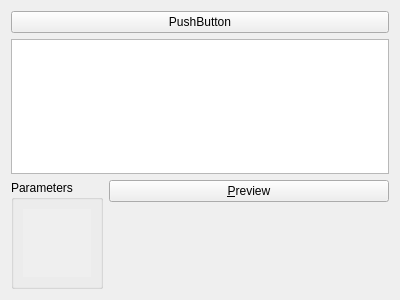
Qt form src/gui/widgets/QuatschPresetEditor/quatschpreseteditor.ui (phresnel/picogen) before a commit.
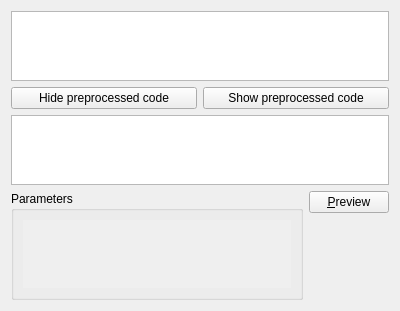
The same form after that commit. Custom widgets are drawn as their Qt base class.

Commit message: make source editing optionally available in PresetEditor

What changed in the file:
```diff
--- a/src/gui/widgets/QuatschPresetEditor/quatschpreseteditor.ui
+++ b/src/gui/widgets/QuatschPresetEditor/quatschpreseteditor.ui
@@ -13,13 +13,27 @@
   <property name="windowTitle">
    <string>Form</string>
   </property>
-  <layout class="QVBoxLayout" name="verticalLayout" stretch="0,0,1">
+  <layout class="QVBoxLayout" name="verticalLayout" stretch="0,0,0,1">
+   <item>
+    <widget class="QTextEdit" name="preset"/>
+   </item>
+   <item>
+    <layout class="QHBoxLayout" name="horizontalLayout_2">
+     <item>
+      <widget class="QPushButton" name="hidePreprocessedCode">
+       <property name="text">
+        <string>Hide preprocessed code</string>
+       </property>
+      </widget>
+     </item>
    <item>
     <widget class="QPushButton" name="showPreprocessedCode">
      <property name="text">
-      <string>PushButton</string>
-     </property>
-    </widget>
+        <string>Show preprocessed code</string>
+       </property>
+      </widget>
+     </item>
+    </layout>
    </item>
    <item>
     <widget class="QTextEdit" name="preprocessedCode">
@@ -29,7 +43,7 @@
     </widget>
    </item>
    <item>
-    <layout class="QHBoxLayout" name="horizontalLayout" stretch="0,1">
+    <layout class="QHBoxLayout" name="horizontalLayout">
      <item>
       <widget class="QGroupBox" name="groupBox">
        <property name="title">
@@ -49,7 +63,7 @@
             <rect>
              <x>0</x>
              <y>0</y>
-             <width>57</width>
+             <width>275</width>
              <height>57</height>
             </rect>
            </property>
```
Lines whose indentation alone changed are shown as unchanged. The commit also changes 5 other files.
